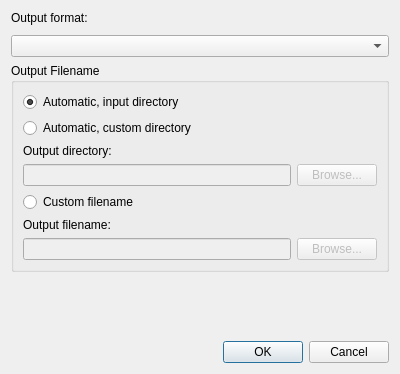
Old version of the form qt-gui/Docfrac/propertiesdialog.ui in the repository teambob/docfrac.
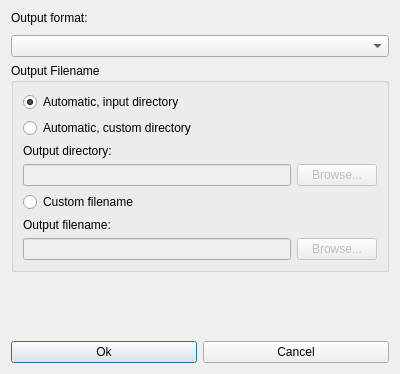
New version of the form.

Diff of the .ui file:
```diff
--- a/qt-gui/Docfrac/propertiesdialog.ui
+++ b/qt-gui/Docfrac/propertiesdialog.ui
@@ -153,14 +153,25 @@
     </widget>
    </item>
    <item>
-    <widget class="QDialogButtonBox" name="buttonBox">
-     <property name="orientation">
-      <enum>Qt::Horizontal</enum>
-     </property>
-     <property name="standardButtons">
-      <set>QDialogButtonBox::Cancel|QDialogButtonBox::Ok</set>
-     </property>
-    </widget>
+    <layout class="QHBoxLayout" name="horizontalLayout_2">
+     <item>
+      <widget class="QPushButton" name="OkButton">
+       <property name="text">
+        <string>Ok</string>
+       </property>
+       <property name="default">
+        <bool>true</bool>
+       </property>
+      </widget>
+     </item>
+     <item>
+      <widget class="QPushButton" name="CancelButton">
+       <property name="text">
+        <string>Cancel</string>
+       </property>
+      </widget>
+     </item>
+    </layout>
    </item>
   </layout>
  </widget>
```
Left out of the diff: 42 changed lines with no effect on the pictures.
